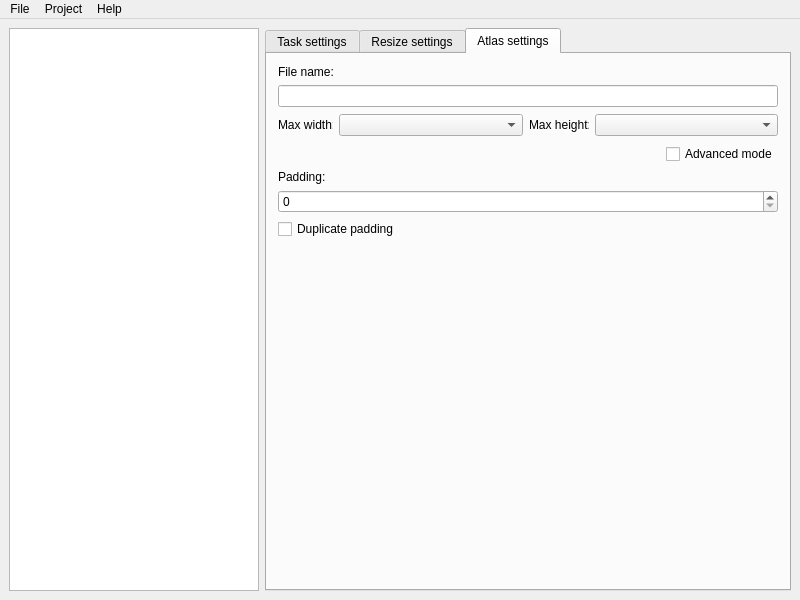
Above: tools/Pipeline/src/mainwindow.ui from stepanp/luna2d before the change. Below: the same form after it.
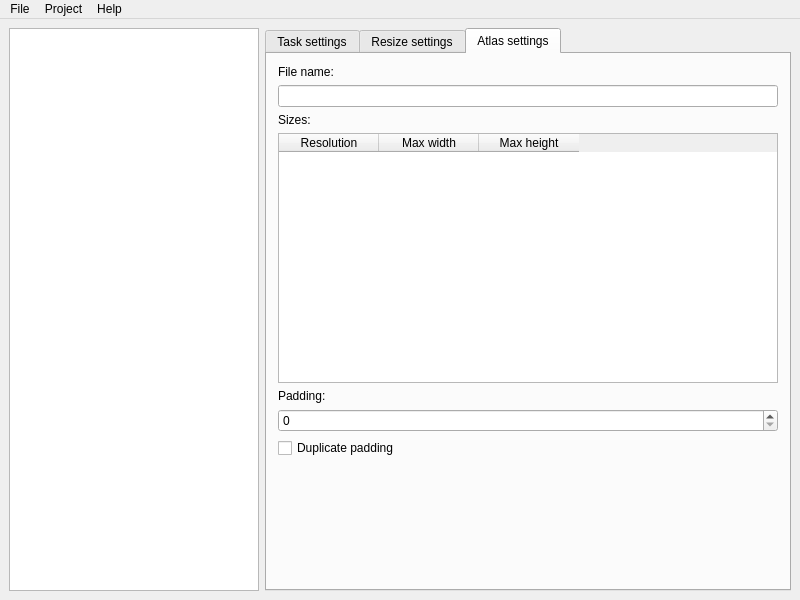
That is the form after the change. The open tabs and pages were chosen to show the change.

Commit message: [Pipeline] Support separately atlas size for each resolution

```diff
--- a/tools/Pipeline/src/mainwindow.ui
+++ b/tools/Pipeline/src/mainwindow.ui
@@ -263,90 +263,51 @@
             <item row="2" column="0" colspan="3">
              <widget class="QLineEdit" name="editAtlasName"/>
             </item>
+            <item row="7" column="0" colspan="3">
+             <widget class="QCheckBox" name="checkDuplicatePadding">
+              <property name="text">
+               <string>Duplicate padding</string>
+              </property>
+             </widget>
+            </item>
+            <item row="9" column="1">
+             <spacer name="verticalSpacer_3">
+              <property name="orientation">
+               <enum>Qt::Vertical</enum>
+              </property>
+              <property name="sizeHint" stdset="0">
+               <size>
+                <width>161</width>
+                <height>347</height>
+               </size>
+              </property>
+             </spacer>
+            </item>
+            <item row="6" column="0" colspan="3">
+             <widget class="QSpinBox" name="editPadding"/>
+            </item>
+            <item row="5" column="0" colspan="2">
+             <widget class="QLabel" name="label_10">
+              <property name="text">
+               <string>Padding:</string>
+              </property>
+             </widget>
+            </item>
+            <item row="3" column="0">
+             <widget class="QLabel" name="label_7">
+              <property name="text">
+               <string>Sizes:</string>
+              </property>
+             </widget>
+            </item>
             <item row="4" column="0" colspan="3">
-             <widget class="QStackedWidget" name="pagesAtlasSize">
-              <property name="maximumSize">
-               <size>
-                <width>16777215</width>
-                <height>25</height>
-               </size>
-              </property>
-              <property name="currentIndex">
-               <number>0</number>
-              </property>
-              <widget class="QWidget" name="pageShort">
-               <property name="maximumSize">
-                <size>
-                 <width>16777215</width>
-                 <height>16777215</height>
-                </size>
-               </property>
-               <layout class="QGridLayout" name="gridLayout_4">
-                <property name="leftMargin">
-                 <number>0</number>
-                </property>
-                <property name="topMargin">
-                 <number>0</number>
-                </property>
-                <property name="rightMargin">
-                 <number>0</number>
-                </property>
-                <property name="bottomMargin">
-                 <number>0</number>
-                </property>
-                <item row="0" column="2">
-                 <widget class="QLabel" name="label_9">
-                  <property name="maximumSize">
-                   <size>
-                    <width>60</width>
-                    <height>16777215</height>
-                   </size>
-                  </property>
-                  <property name="text">
-                   <string>Max height:</string>
-                  </property>
-                 </widget>
-                </item>
-                <item row="0" column="1">
-                 <widget class="QComboBox" name="comboMaxWidth"/>
-                </item>
-                <item row="0" column="3">
-                 <widget class="QComboBox" name="comboMaxHeight"/>
-                </item>
-                <item row="0" column="0">
-                 <widget class="QLabel" name="label_8">
-                  <property name="maximumSize">
-                   <size>
-                    <width>55</width>
-                    <height>16777215</height>
-                   </size>
-                  </property>
-                  <property name="text">
-                   <string>Max width:</string>
-                  </property>
-                 </widget>
-                </item>
-               </layout>
-              </widget>
-              <widget class="QWidget" name="pageExtended">
-               <layout class="QVBoxLayout" name="verticalLayout">
-                <property name="spacing">
-                 <number>6</number>
-                </property>
-                <property name="leftMargin">
-                 <number>0</number>
-                </property>
-                <property name="topMargin">
-                 <number>0</number>
-                </property>
-                <property name="rightMargin">
-                 <number>0</number>
-                </property>
-                <property name="bottomMargin">
-                 <number>0</number>
-                </property>
-                <item>
                  <widget class="QTableWidget" name="tableAtlasSizes">
+              <property name="minimumSize">
+               <size>
+                <width>0</width>
+                <height>250</height>
+               </size>
+              </property>
                   <property name="maximumSize">
                    <size>
                     <width>16777215</width>
@@ -398,47 +359,6 @@
                     <string>Max height</string>
                    </property>
                   </column>
-                 </widget>
-                </item>
-               </layout>
-              </widget>
-             </widget>
-            </item>
-            <item row="7" column="0" colspan="3">
-             <widget class="QSpinBox" name="editPadding"/>
-            </item>
-            <item row="6" column="0" colspan="2">
-             <widget class="QLabel" name="label_10">
-              <property name="text">
-               <string>Padding:</string>
-              </property>
-             </widget>
-            </item>
-            <item row="10" column="1">
-             <spacer name="verticalSpacer_3">
-              <property name="orientation">
-               <enum>Qt::Vertical</enum>
-              </property>
-              <property name="sizeHint" stdset="0">
-               <size>
-                <width>161</width>
-                <height>347</height>
-               </size>
-              </property>
-             </spacer>
-            </item>
-            <item row="8" column="0" colspan="3">
-             <widget class="QCheckBox" name="checkDuplicatePadding">
-              <property name="text">
-               <string>Duplicate padding</string>
-              </property>
-             </widget>
-            </item>
-            <item row="5" column="2" alignment="Qt::AlignRight">
-             <widget class="QCheckBox" name="checkAdvancedMode">
-              <property name="text">
-               <string>Advanced mode</string>
-              </property>
              </widget>
             </item>
            </layout>
```
Lines whose indentation alone changed are shown as unchanged. The commit also changes 7 other files.
